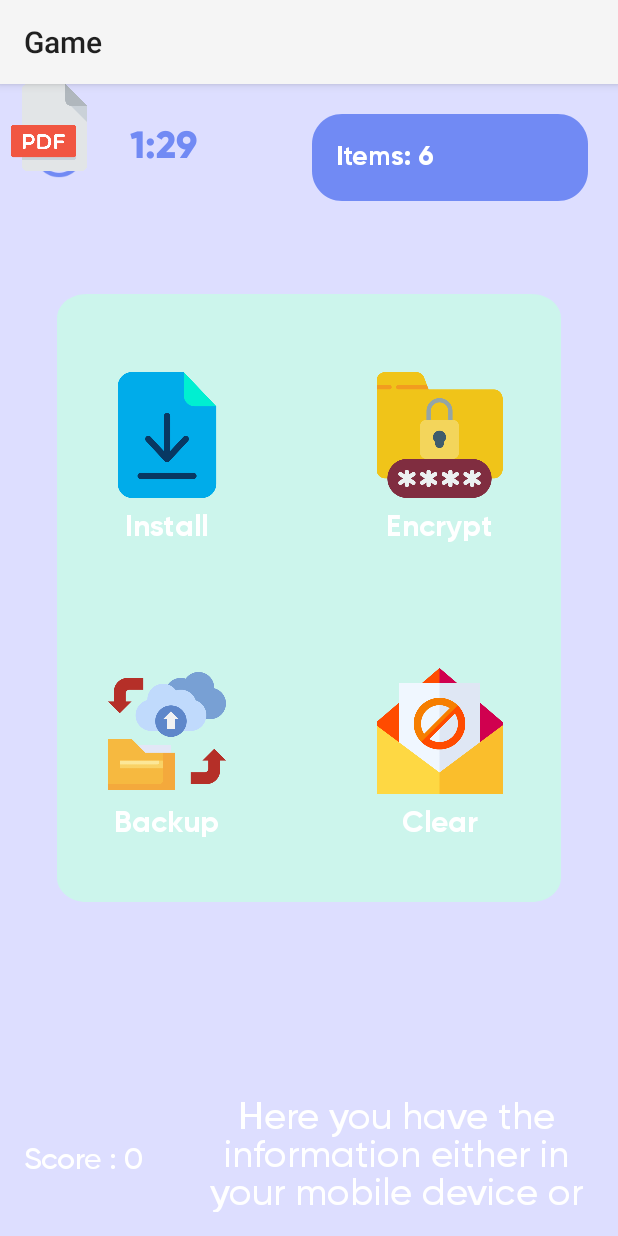
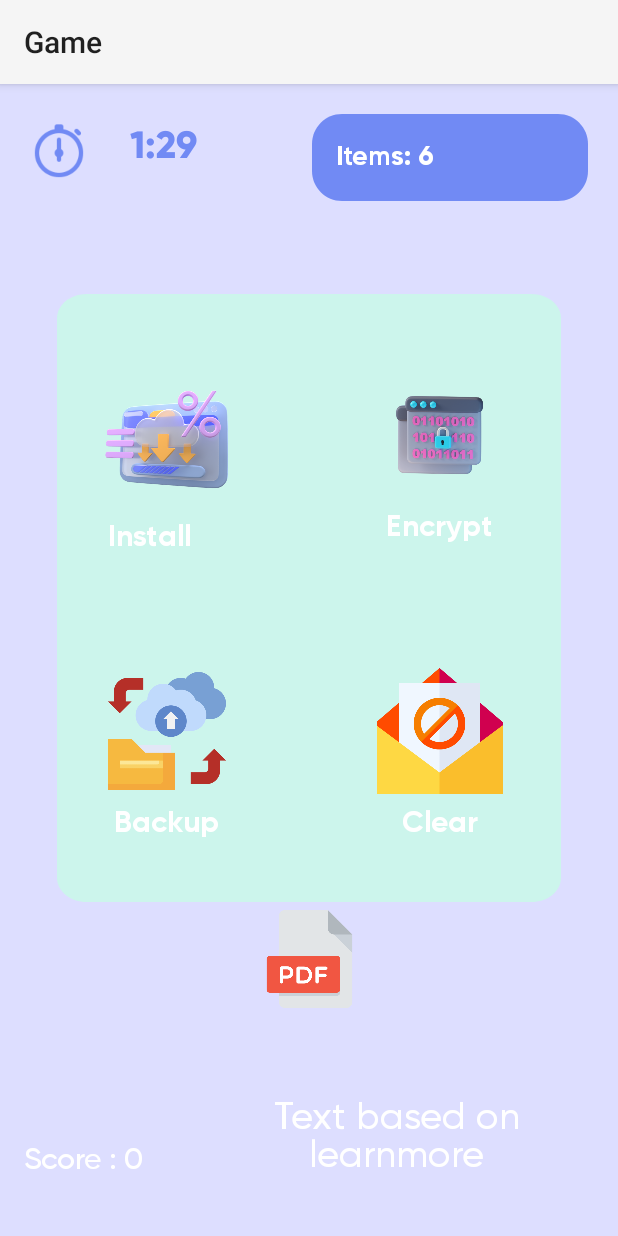
Before and after one commit to TanayK07/Cykids_UIA, an Android app: the levelTwoGame screen opened directly, with no data from a screen before it, on a phone screen of 412 x 824 dp. Run offline under Robolectric (Android 15) with nearby library versions, the light colour scheme and no system bars.

Commit message:
UI changes

```diff
--- a/app/src/main/res/layout/activity_level_two_game.xml
+++ b/app/src/main/res/layout/activity_level_two_game.xml
@@ -81,21 +81,22 @@
         app:layout_constraintTop_toTopOf="parent"
         app:srcCompat="@drawable/timer" />
 
+
     <TextView
         android:id="@+id/binTitle"
         android:layout_width="wrap_content"
         android:layout_height="wrap_content"
-        android:layout_marginStart="2dp"
-        android:layout_marginTop="5dp"
+        android:layout_marginStart="10dp"
+        android:layout_marginTop="8dp"
         android:layout_marginEnd="2dp"
         android:fontFamily="@font/gilroyb"
         android:text="Install"
         android:textColor="@color/white"
         android:textSize="20sp"
         app:layout_constraintEnd_toEndOf="@+id/glassBin"
-        app:layout_constraintStart_toStartOf="@+id/glassBin"
-        app:layout_constraintTop_toBottomOf="@+id/glassBin" />
-
+        app:layout_constraintHorizontal_bias="0.421"
+        app:layout_constraintStart_toStartOf="@+id/glassbin"
+        app:layout_constraintTop_toBottomOf="@+id/glassbin" />
 
     <TextView
         android:id="@+id/shareTitle"
@@ -155,17 +156,17 @@
         app:srcCompat="@drawable/correct" />
 
     <ImageView
-        android:id="@+id/glassBin"
+        android:id="@+id/glassbin"
         android:layout_width="98dp"
         android:layout_height="84dp"
         android:layout_below="@+id/timer"
         android:layout_marginStart="24dp"
-        android:layout_marginTop="52dp"
+        android:layout_marginTop="56dp"
         android:contentDescription="Save"
         android:scaleType="centerInside"
         app:layout_constraintStart_toStartOf="@+id/rectangle_2"
         app:layout_constraintTop_toTopOf="@+id/rectangle_2"
-        app:srcCompat="@drawable/file" />
+        app:srcCompat="@drawable/glassbin" />
 
     <ImageView
         android:id="@+id/wrongImage4"
@@ -225,7 +226,7 @@
         android:layout_marginEnd="32dp"
         app:layout_constraintEnd_toEndOf="@+id/rectangle_2"
         app:layout_constraintTop_toTopOf="@+id/rectangle_2"
-        app:srcCompat="@drawable/encrypted" />
+        app:srcCompat="@drawable/enctp" />
 
     <ImageView
         android:id="@+id/correctImage4"
@@ -274,11 +275,15 @@
 
     <ImageView
         android:id="@+id/garbageImage"
-        android:layout_width="65dp"
-        android:layout_height="58dp"
-        app:srcCompat="@drawable/apple"
-        tools:layout_editor_absoluteX="175dp"
-        tools:layout_editor_absoluteY="535dp" />
+        android:layout_width="70dp"
+        android:layout_height="65dp"
+        android:layout_marginStart="20dp"
+        android:layout_marginTop="5dp"
+        android:layout_marginEnd="20dp"
+        app:layout_constraintEnd_toEndOf="parent"
+        app:layout_constraintStart_toStartOf="parent"
+        app:layout_constraintTop_toBottomOf="@+id/rectangle_2"
+        app:srcCompat="@drawable/apple" />
 
     <com.google.android.material.bottomnavigation.BottomNavigationView
         android:layout_width="wrap_content"
@@ -302,7 +307,7 @@
         android:layout_marginStart="28dp"
         android:layout_marginBottom="16dp"
         android:fontFamily="@font/gilroym"
-        android:text="Here you have the information either in your mobile device or personal computer, yours is to drag and drop the items where they need to be, if the item needs protection then drag it to protected area, if it needs to be cleared clear it out, Learn more."
+        android:text="Text based on learnmore"
         android:textAlignment="center"
         android:textSize="25sp"
         android:textColor="@color/white"
```
Also changed, not shown: app/src/main/res/drawable-v24/enctp.webp (added), app/src/main/res/drawable-v24/glassbin.webp (added).
